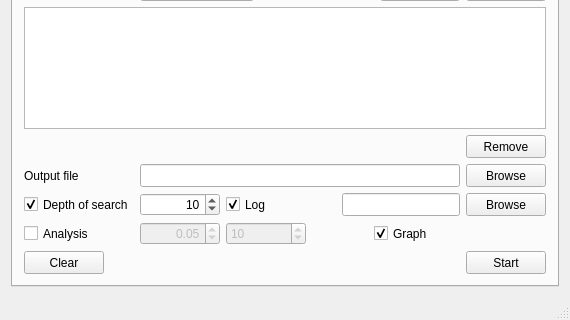
This is mathmech/mathmech/src/mainwindow.ui in arcan1s/moldyn as Qt 5 draws it before an edit; both pictures show x 0 to 570 and y 234 to 554 of the 570 by 554 pixel window. The edited form follows.
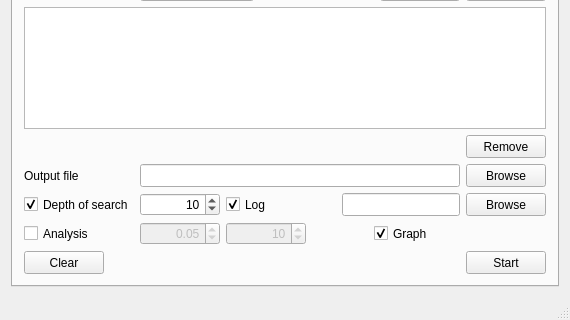
This is the edited form. The open tabs and pages were chosen to show the change.

```diff
--- a/mathmech/mathmech/src/mainwindow.ui
+++ b/mathmech/mathmech/src/mainwindow.ui
@@ -1352,6 +1352,9 @@
             <property name="toolTip">
              <string>Number of steps of analysis</string>
             </property>
+            <property name="alignment">
+             <set>Qt::AlignRight|Qt::AlignTrailing|Qt::AlignVCenter</set>
+            </property>
             <property name="minimum">
              <number>1</number>
             </property>
```
